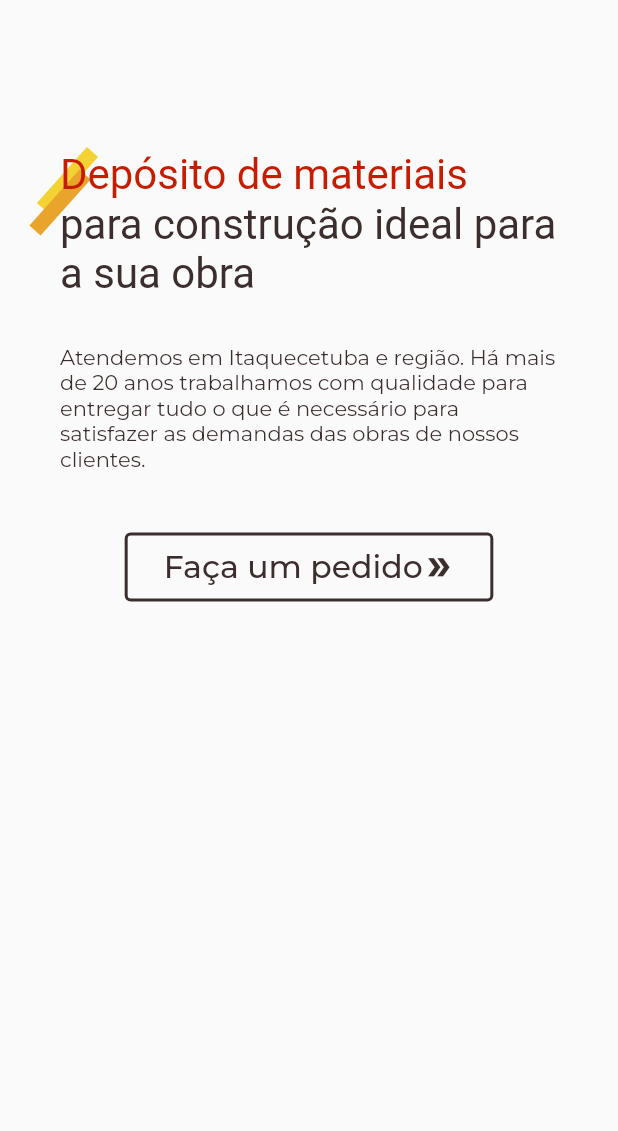
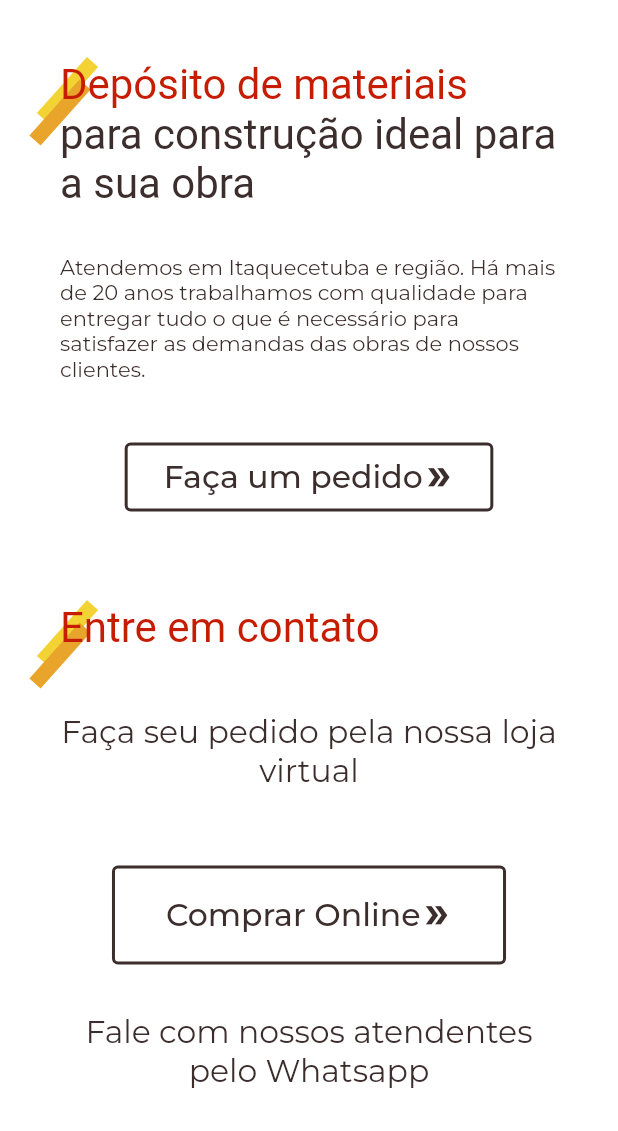
Before and after one commit to caiomelloni/flutter-website, a Flutter app: the screen it shows after launch, on a phone screen of 412 x 824 dp, the part 105-1236 px from its top. Run offline on Flutter 3.47's test engine with Material 2 defaults, Android fonts, the phone set to English and light mode, and no system bars; our stand-ins replace flutter_svg, google_fonts.

Commit message:
contact section done

```diff
--- /dev/null
+++ b/lib/components/site_body/contact_section.dart
@@ -0,0 +1,121 @@
+import 'package:deposito_nelinho/components/outlined_button_widget.dart';
+import 'package:deposito_nelinho/components/section_title_widget.dart';
+import 'package:deposito_nelinho/constants.dart';
+import 'package:deposito_nelinho/responsive.dart';
+import 'package:deposito_nelinho/style/fonts.dart';
+import 'package:flutter/material.dart';
+import 'package:flutter_svg/flutter_svg.dart';
+
+class ContactSection extends StatelessWidget {
+  const ContactSection({
+    Key? key,
+  }) : super(key: key);
+
+  @override
+  Widget build(BuildContext context) {
+    return Column(
+      crossAxisAlignment: CrossAxisAlignment.start,
+      children: [
+        const SectionTitleWidget(redText: "Entre em contato", blackText: ''),
+        const SizedBox(height: kDefaultPadding * 2),
+        Responsive.isDesktop(context)
+            ? Row(
+                crossAxisAlignment: CrossAxisAlignment.center,
+                children: getSubSections(context),
+              )
+            : Container(
+              constraints: const BoxConstraints(maxHeight: 400),
+              child: Column(
+                crossAxisAlignment: CrossAxisAlignment.start,
+                mainAxisAlignment: MainAxisAlignment.spaceAround,
+                  children: getSubSections(context),
+                ),
+            )
+      ],
+    );
+  }
+}
+
+List<Widget> getSubSections(BuildContext context) {
+  double width = MediaQuery.of(context).size.width;
+
+  return [
+    Expanded(
+      child: Column(
+        children: [
+          Text(
+            'Faça seu pedido pela nossa loja virtual',
+            textAlign: TextAlign.center,
+            style: googleFont(
+              fontFamily: kBodyFont,
+              style: const TextStyle(
+                  color: kDefaultTextColor, fontSize: kDefaultFontSize * 1.5),
+            ),
+          ),
+          Padding(
+            padding: const EdgeInsets.only(top: 50),
+            child: FittedBox(
+              child: OutlinedButtonWidget(
+                text: 'Comprar Online',
+                fontSize: kDefaultFontSize * 1.5,
+                padding: kDefaultPadding,
+                onPressed: () {},
+              ),
+            ),
+          )
+        ],
+      ),
+    ),
+    if (width > 1131)
+      Flexible(
+        child: Center(
+          child: Text(
+            'Ou',
+            style: googleFont(
+              fontFamily: 'Lobster',
+              style: const TextStyle(
+                  fontSize: kDefaultFontSize * 4, fontWeight: FontWeight.bold),
+            ),
+          ),
+        ),
+      ),
+    Expanded(
+      child: Column(
+        children: [
+          Text(
+            'Fale com nossos atendentes pelo Whatsapp',
+            textAlign: TextAlign.center,
+            style: googleFont(
+              fontFamily: kBodyFont,
+              style: const TextStyle(
+                  color: kDefaultTextColor, fontSize: kDefaultFontSize * 1.5),
+            ),
+          ),
+          Padding(
+            padding: const EdgeInsets.only(top: 50),
+            child: Container(
+              constraints: const BoxConstraints(maxWidth: 350),
+              child: Row(
+                mainAxisAlignment: width > 1131
+                    ? MainAxisAlignment.spaceBetween
+                    : MainAxisAlignment.spaceAround,
+                children: [
+                  SvgPicture.asset('whatsapp_icon.svg'),
+                  Text(
+                    '(11) 99465-6439',
+                    style: googleFont(
+                      fontFamily: kBodyFont,
+                      style: const TextStyle(
+                          color: kDefaultTextColor,
+                          fontSize: kDefaultFontSize * 2.5),
+                    ),
+                  ),
+                ],
+              ),
+            ),
+          )
+        ],
+      ),
+    )
+  ];
+}
--- /dev/null
+++ b/lib/components/site_body/introduction_section.dart
@@ -0,0 +1,45 @@
+import 'package:deposito_nelinho/components/outlined_button_widget.dart';
+import 'package:deposito_nelinho/components/section_title_widget.dart';
+import 'package:deposito_nelinho/constants.dart';
+import 'package:deposito_nelinho/responsive.dart';
+import 'package:deposito_nelinho/style/fonts.dart';
+import 'package:flutter/material.dart';
+
+class IntroductionSection extends StatelessWidget {
+  const IntroductionSection({
+    Key? key,
+  }) : super(key: key);
+
+  @override
+  Widget build(BuildContext context) {
+    return Column(
+      children: [
+        const SectionTitleWidget(
+          redText: 'Depósito de materiais ',
+          blackText: 'para construção ideal para a sua obra',
+        ),
+        const SizedBox(height: kDefaultPadding * 1.5),
+        Text(
+          'Atendemos em Itaquecetuba e região. Há mais de 20 anos trabalhamos com qualidade para  entregar tudo o que é necessário para satisfazer as demandas das obras de nossos clientes.',
+          style: googleFont(
+            fontFamily: kBodyFont,
+            style: TextStyle(
+                fontSize: Responsive.isDesktop(context)
+                    ? kDefaultFontSize * 1.5
+                    : kDefaultFontSize,
+                color: kDefaultTextColor),
+          ),
+        ),
+        const SizedBox(height: kDefaultPadding * 2),
+        FittedBox(
+          child: OutlinedButtonWidget(
+            padding: 10,
+            fontSize: kDefaultFontSize * 1.5,
+            text: 'Faça um pedido',
+            onPressed: () {},
+          ),
+        )
+      ],
+    );
+  }
+}
--- /dev/null
+++ b/lib/components/site_body/section_padding.dart
@@ -0,0 +1,23 @@
+import 'package:deposito_nelinho/constants.dart';
+import 'package:deposito_nelinho/responsive.dart';
+import 'package:flutter/material.dart';
+
+class SectionPaddingWidget extends StatelessWidget {
+  final Widget child;
+  const SectionPaddingWidget({
+    Key? key,
+    required this.child,
+  }) : super(key: key);
+
+  @override
+  Widget build(BuildContext context) {
+    return Padding(
+      padding: EdgeInsets.symmetric(
+          horizontal: Responsive.isDesktop(context)
+              ? kDefaultPadding * 4
+              : kDefaultPadding * 2,
+          vertical: kDefaultPadding ),
+      child: child,
+    );
+  }
+}
--- a/lib/components/site_body/site_body_widget.dart
+++ b/lib/components/site_body/site_body_widget.dart
@@ -1,8 +1,6 @@
-import 'package:deposito_nelinho/components/outlined_button_widget.dart';
-import 'package:deposito_nelinho/components/section_title_widget.dart';
-import 'package:deposito_nelinho/constants.dart';
-import 'package:deposito_nelinho/responsive.dart';
-import 'package:deposito_nelinho/style/fonts.dart';
+import 'package:deposito_nelinho/components/site_body/contact_section.dart';
+import 'package:deposito_nelinho/components/site_body/introduction_section.dart';
+import 'package:deposito_nelinho/components/site_body/section_padding.dart';
 import 'package:flutter/material.dart';
 
 class SiteBody extends StatelessWidget {
@@ -13,42 +11,12 @@ class SiteBody extends StatelessWidget {
   @override
   Widget build(BuildContext context) {
     return Column(
-      children: [
-        Padding(
-          padding: EdgeInsets.symmetric(
-              horizontal: Responsive.isDesktop(context)
-                  ? kDefaultPadding * 4
-                  : kDefaultPadding * 2,
-              vertical: kDefaultPadding * 4),
-          child: Column(
-            children: [
-              const SectionTitleWidget(
-                redText: 'Depósito de materiais ',
-                blackText: 'para construção ideal para a sua obra',
-              ),
-              const SizedBox(height: kDefaultPadding * 1.5),
-              Text(
-                'Atendemos em Itaquecetuba e região. Há mais de 20 anos trabalhamos com qualidade para  entregar tudo o que é necessário para satisfazer as demandas das obras de nossos clientes.',
-                style: googleFont(
-                  fontFamily: kBodyFont,
-                  style: TextStyle(
-                      fontSize: Responsive.isDesktop(context)
-                          ? kDefaultFontSize * 1.5
-                          : kDefaultFontSize,
-                      color: kDefaultTextColor),
-                ),
-              ),
-              const SizedBox(height: kDefaultPadding * 2),
-              FittedBox(
-                child: OutlinedButtonWidget(
-                  padding: 10,
-                  fontSize: kDefaultFontSize * 1.5,
-                  text: 'Faça um pedido',
-                  onPressed: () {},
-                ),
-              )
-            ],
-          ),
+      children: const [
+        SectionPaddingWidget(
+          child: IntroductionSection(),
+        ),
+        SectionPaddingWidget(
+          child: ContactSection(),
         )
       ],
     );
--- a/lib/style/theme.dart
+++ b/lib/style/theme.dart
@@ -3,10 +3,10 @@ import 'package:flutter/material.dart';
 
 ThemeData appTheme() {
   return ThemeData(
+    scaffoldBackgroundColor: Colors.white,
     primaryColor: kPrimaryRed,
     outlinedButtonTheme: OutlinedButtonThemeData(
       style: ButtonStyle(
-
         side: MaterialStateBorderSide.resolveWith(
           (Set<MaterialState> states) => const BorderSide(color: kHighlightBlackText, width: 2)
         ),
--- a/pubspec.yaml
+++ b/pubspec.yaml
@@ -36,6 +36,7 @@ dependencies:
   cupertino_icons: ^1.0.2
   google_fonts: ^2.2.0
   provider: ^6.0.2
+  flutter_svg: ^1.0.3
 
 dev_dependencies:
   flutter_test:
@@ -63,6 +64,8 @@ flutter:
   # assets:
   #   - images/a_dot_burr.jpeg
   #   - images/a_dot_ham.jpeg
+  assets:
+    - assets/whatsapp_icon.svg
 
   # An image asset can refer to one or more resolution-specific "variants", see
   # https://flutter.dev/assets-and-images/#resolution-aware.
```
Also changed, not shown: assets/whatsapp_icon.svg (added), pubspec.lock.
